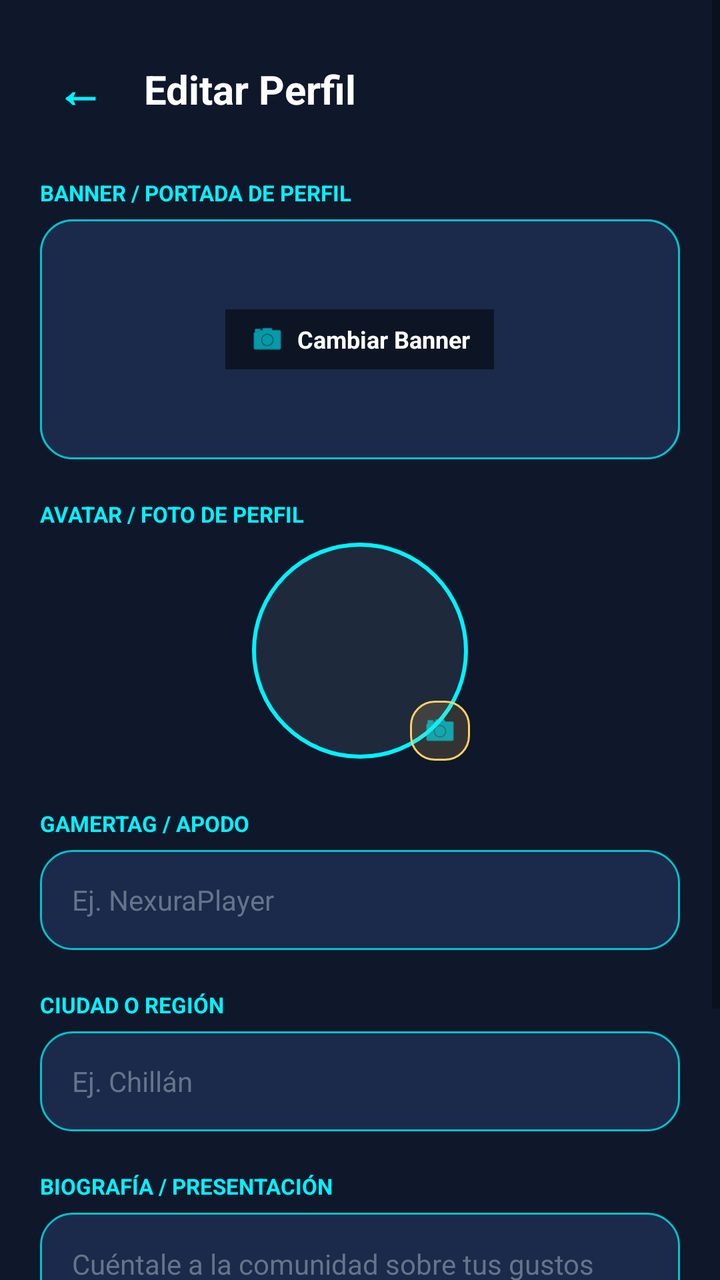
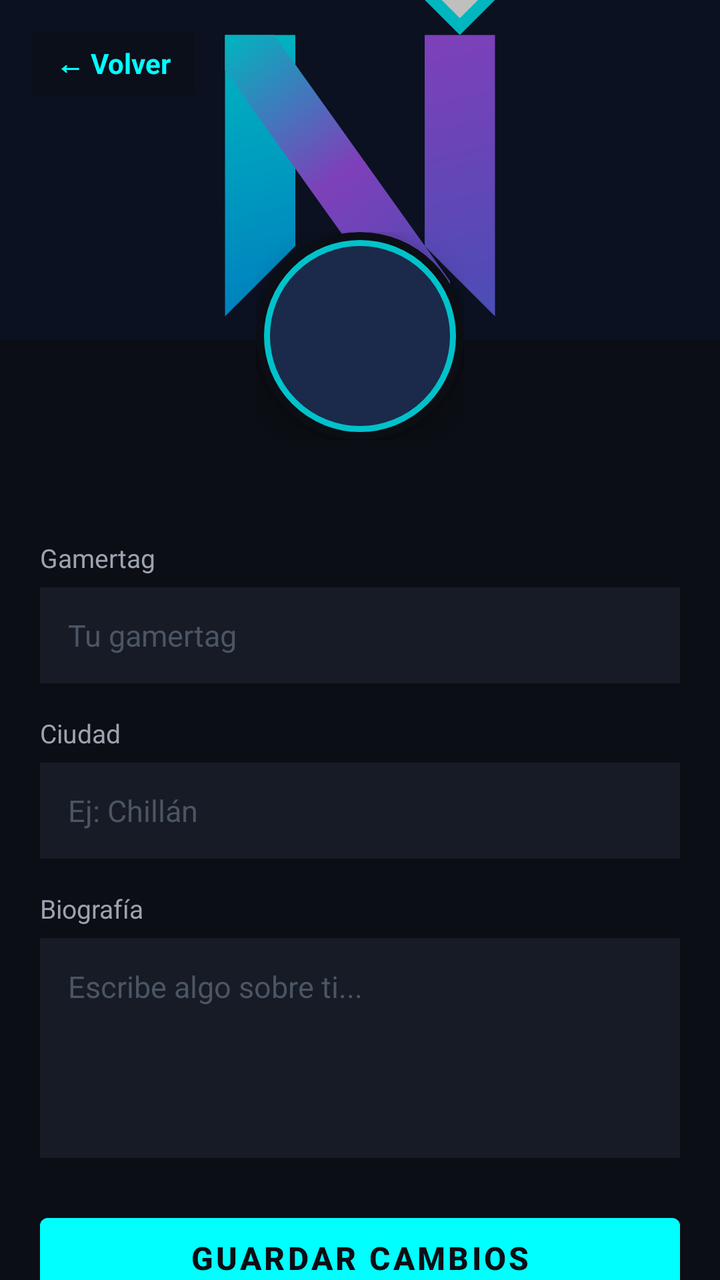

Two renders of the same Android screen: before a commit and after it. Below are the layout's source before the change and the commit's diff.
<!-- AndroidManifest.xml: application theme Theme.Nexura -->
<!-- res/layout/activity_editar_perfil.xml -->
<?xml version="1.0" encoding="utf-8"?>
<FrameLayout xmlns:android="http://schemas.android.com/apk/res/android"
    xmlns:app="http://schemas.android.com/apk/res-auto"
    xmlns:tools="http://schemas.android.com/tools"
    android:layout_width="match_parent"
    android:layout_height="match_parent"
    android:background="#0F172A">

    <ScrollView
        android:layout_width="match_parent"
        android:layout_height="match_parent"
        android:fillViewport="true">

        <LinearLayout
            android:layout_width="match_parent"
            android:layout_height="wrap_content"
            android:orientation="vertical"
            android:padding="20dp">

            
            <LinearLayout
                android:layout_width="match_parent"
                android:layout_height="wrap_content"
                android:gravity="center_vertical"
                android:orientation="horizontal">

                <TextView
                    android:id="@+id/btnBackEditProfile"
                    android:layout_width="wrap_content"
                    android:layout_height="wrap_content"
                    android:padding="8dp"
                    android:text="←"
                    android:textColor="#00F2FE"
                    android:textSize="24sp"
                    android:textStyle="bold" />

                <TextView
                    android:layout_width="0dp"
                    android:layout_height="wrap_content"
                    android:layout_marginStart="12dp"
                    android:layout_weight="1"
                    android:text="Editar Perfil"
                    android:textColor="#FFFFFF"
                    android:textSize="20sp"
                    android:textStyle="bold" />
            </LinearLayout>

            
            <TextView
                android:layout_width="wrap_content"
                android:layout_height="wrap_content"
                android:layout_marginTop="20dp"
                android:layout_marginBottom="6dp"
                android:text="BANNER / PORTADA DE PERFIL"
                android:textColor="#00F2FE"
                android:textSize="11sp"
                android:textStyle="bold" />

            <FrameLayout
                android:id="@+id/containerBannerEdit"
                android:layout_width="match_parent"
                android:layout_height="120dp"
                android:layout_marginBottom="20dp"
                android:background="@drawable/categoria">

                <ImageView
                    android:id="@+id/ivBannerEdit"
                    android:layout_width="match_parent"
                    android:layout_height="match_parent"
                    android:scaleType="centerCrop"
                    android:src="@drawable/categoria" />

                
                <LinearLayout
                    android:layout_width="wrap_content"
                    android:layout_height="wrap_content"
                    android:layout_gravity="center"
                    android:background="#80000000"
                    android:gravity="center"
                    android:orientation="horizontal"
                    android:paddingHorizontal="12dp"
                    android:paddingVertical="6dp">

                    <ImageView
                        android:layout_width="18dp"
                        android:layout_height="18dp"
                        android:src="@android:drawable/ic_menu_camera"
                        app:tint="#00F2FE" />

                    <TextView
                        android:layout_width="wrap_content"
                        android:layout_height="wrap_content"
                        android:layout_marginStart="6dp"
                        android:text="Cambiar Banner"
                        android:textColor="#FFFFFF"
                        android:textSize="12sp"
                        android:textStyle="bold" />
                </LinearLayout>
            </FrameLayout>

            
            <TextView
                android:layout_width="wrap_content"
                android:layout_height="wrap_content"
                android:layout_marginBottom="6dp"
                android:text="AVATAR / FOTO DE PERFIL"
                android:textColor="#00F2FE"
                android:textSize="11sp"
                android:textStyle="bold" />

            <FrameLayout
                android:layout_width="110dp"
                android:layout_height="110dp"
                android:layout_gravity="center_horizontal"
                android:layout_marginBottom="24dp">

                <com.google.android.material.imageview.ShapeableImageView
                    android:id="@+id/ivAvatarEdit"
                    android:layout_width="match_parent"
                    android:layout_height="match_parent"
                    android:background="#1E293B"
                    android:padding="2dp"
                    android:scaleType="centerCrop"
                    android:src="@mipmap/ic_launcher"
                    app:shapeAppearanceOverlay="@style/ShapeAppearance.Material3.Corner.Full"
                    app:strokeColor="#00F2FE"
                    app:strokeWidth="2dp" />

                <ImageView
                    android:layout_width="30dp"
                    android:layout_height="30dp"
                    android:layout_gravity="bottom|end"
                    android:background="@drawable/badge"
                    android:contentDescription="Cambiar Avatar"
                    android:padding="6dp"
                    android:src="@android:drawable/ic_menu_camera"
                    app:tint="#00F2FE" />
            </FrameLayout>

            
            <LinearLayout
                android:layout_width="match_parent"
                android:layout_height="wrap_content"
                android:orientation="vertical">

                
                <TextView
                    android:layout_width="wrap_content"
                    android:layout_height="wrap_content"
                    android:layout_marginBottom="6dp"
                    android:text="GAMERTAG / APODO"
                    android:textColor="#00F2FE"
                    android:textSize="11sp"
                    android:textStyle="bold" />

                <EditText
                    android:id="@+id/etGamertagEdit"
                    android:layout_width="match_parent"
                    android:layout_height="50dp"
                    android:layout_marginBottom="20dp"
                    android:background="@drawable/categoria"
                    android:hint="Ej. NexuraPlayer"
                    android:inputType="textPersonName"
                    android:paddingHorizontal="16dp"
                    android:textColor="#FFFFFF"
                    android:textColorHint="#64748B"
                    android:textSize="14sp" />

                
                <TextView
                    android:layout_width="wrap_content"
                    android:layout_height="wrap_content"
                    android:layout_marginBottom="6dp"
                    android:text="CIUDAD O REGIÓN"
                    android:textColor="#00F2FE"
                    android:textSize="11sp"
                    android:textStyle="bold" />

                <EditText
                    android:id="@+id/etCityEdit"
                    android:layout_width="match_parent"
                    android:layout_height="50dp"
                    android:layout_marginBottom="20dp"
                    android:background="@drawable/categoria"
                    android:hint="Ej. Chillán"
                    android:inputType="textCapWords"
                    android:paddingHorizontal="16dp"
                    android:textColor="#FFFFFF"
                    android:textColorHint="#64748B"
                    android:textSize="14sp" />

                
                <TextView
                    android:layout_width="wrap_content"
                    android:layout_height="wrap_content"
                    android:layout_marginBottom="6dp"
                    android:text="BIOGRAFÍA / PRESENTACIÓN"
                    android:textColor="#00F2FE"
                    android:textSize="11sp"
                    android:textStyle="bold" />

                <EditText
                    android:id="@+id/etBioEdit"
                    android:layout_width="match_parent"
                    android:layout_height="100dp"
                    android:layout_marginBottom="32dp"
                    android:background="@drawable/categoria"
                    android:gravity="top|start"
                    android:hint="Cuéntale a la comunidad sobre tus gustos gaming, eventos que te interesan, etc."
                    android:inputType="textMultiLine"
                    android:padding="16dp"
                    android:textColor="#FFFFFF"
                    android:textColorHint="#64748B"
                    android:textSize="14sp" />

                
                <Button
                    android:id="@+id/btnSaveProfile"
                    android:layout_width="match_parent"
                    android:layout_height="54dp"
                    android:backgroundTint="#00F2FE"
                    android:text="GUARDAR CAMBIOS"
                    android:textColor="#0F172A"
                    android:textSize="14sp"
                    android:textStyle="bold" />

            </LinearLayout>
        </LinearLayout>
    </ScrollView>

    
    <include layout="@layout/activity_loading_overlay" />

</FrameLayout>
<!-- res/layout/activity_loading_overlay.xml (included above) -->
<?xml version="1.0" encoding="utf-8"?>
<FrameLayout xmlns:android="http://schemas.android.com/apk/res/android"
    xmlns:app="http://schemas.android.com/apk/res-auto"
    android:id="@+id/layoutLoadingOverlay"
    android:layout_width="match_parent"
    android:layout_height="match_parent"
    android:background="#B30F172A"
    android:clickable="true"
    android:focusable="true"
    android:visibility="gone">

    <androidx.cardview.widget.CardView
        android:layout_width="200dp"
        android:layout_height="140dp"
        android:layout_gravity="center"
        app:cardBackgroundColor="#1E293B"
        app:cardCornerRadius="20dp"
        app:cardElevation="8dp">

        <LinearLayout
            android:layout_width="match_parent"
            android:layout_height="match_parent"
            android:gravity="center"
            android:orientation="vertical"
            android:padding="16dp">

            <ProgressBar
                android:layout_width="48dp"
                android:layout_height="48dp"
                android:indeterminateTint="#00F2FE" />

            <TextView
                android:id="@+id/tvLoadingText"
                android:layout_width="wrap_content"
                android:layout_height="wrap_content"
                android:layout_marginTop="12dp"
                android:text="Conectando..."
                android:textColor="#FFFFFF"
                android:textSize="12sp"
                android:textStyle="bold" />
        </LinearLayout>
    </androidx.cardview.widget.CardView>
</FrameLayout>
<!-- resources referenced by this layout -->
<resources>
  <!-- drawable badge (drawable) -->
  <?xml version="1.0" encoding="utf-8"?>
  <shape xmlns:android="http://schemas.android.com/apk/res/android"
      android:shape="rectangle">
      <solid android:color="#26FFD166" />
      <stroke android:width="1dp" android:color="@color/trophy_gold" />
      <corners android:radius="12dp" />
  </shape>
  <!-- drawable categoria (drawable) -->
  <?xml version="1.0" encoding="utf-8"?>
  <shape xmlns:android="http://schemas.android.com/apk/res/android"
      android:shape="rectangle">
      <solid android:color="@color/surface_card" />
      <stroke android:width="1dp" android:color="@color/neon_cyan" />
      <corners android:radius="16dp" />
  </shape>
  <!-- mipmap ic_launcher (mipmap-anydpi-v26) -->
  <?xml version="1.0" encoding="utf-8"?>
  <adaptive-icon xmlns:android="http://schemas.android.com/apk/res/android">
      <background android:drawable="@color/ic_launcher_background"/>
      <foreground android:drawable="@drawable/ic_launcher_foreground"/>
      <monochrome android:drawable="@drawable/ic_launcher_foreground"/>
  </adaptive-icon>
  <style name="Theme.Nexura" parent="Theme.MaterialComponents.DayNight.NoActionBar">
          
          <item name="colorPrimary">@color/purple_500</item>
          <item name="colorPrimaryVariant">@color/purple_700</item>
          <item name="colorOnPrimary">@color/white</item>
          
          <item name="colorSecondary">@color/teal_200</item>
          <item name="colorSecondaryVariant">@color/teal_700</item>
          <item name="colorOnSecondary">@color/black</item>
          
          <item name="android:statusBarColor">#0F172A</item>
      </style>
  <color name="trophy_gold">#FFD166</color>
  <color name="surface_card">#1B2A4A</color>
  <color name="neon_cyan">#00C2CB</color>
  <color name="ic_launcher_background">#0F172A</color>
  <!-- drawable ic_launcher_foreground: vector/xml drawable (drawable, 2289 chars, omitted) -->
  <color name="purple_500">#FF6200EE</color>
  <color name="purple_700">#FF3700B3</color>
  <color name="white">#FFFFFFFF</color>
  <color name="teal_200">#FF03DAC5</color>
  <color name="teal_700">#FF018786</color>
  <color name="black">#FF000000</color>
</resources>

<!-- the commit's change to res/layout/activity_editar_perfil.xml (unified diff, before → after) -->
@@ -1,278 +1,204 @@
 <?xml version="1.0" encoding="utf-8"?>
 <FrameLayout xmlns:android="http://schemas.android.com/apk/res/android"
     xmlns:app="http://schemas.android.com/apk/res-auto"
-    xmlns:tools="http://schemas.android.com/tools"
     android:layout_width="match_parent"
     android:layout_height="match_parent"
-    android:background="#0F172A">
-
+    android:background="#0B0E14">
+
+    
     <ScrollView
         android:layout_width="match_parent"
         android:layout_height="match_parent"
-        android:fillViewport="true">
+        android:fillViewport="true"
+        android:scrollbars="none">
 
         <LinearLayout
             android:layout_width="match_parent"
             android:layout_height="wrap_content"
             android:orientation="vertical"
-            android:padding="20dp">
+            android:paddingBottom="40dp">
+
+            
+            <RelativeLayout
+                android:layout_width="match_parent"
+                android:layout_height="220dp"
+                android:layout_marginBottom="50dp">
+
+                
+                <ImageView
+                    android:id="@+id/ivBannerEdit"
+                    android:layout_width="match_parent"
+                    android:layout_height="170dp"
+                    android:scaleType="centerCrop"
+                    android:src="@drawable/ic_logo_nexura"
+                    android:contentDescription="Banner de perfil" />
+
+                
+                <View
+                    android:layout_width="match_parent"
+                    android:layout_height="170dp"
+                    android:background="#40000000" />
+
+                
+                <TextView
+                    android:id="@+id/btnBackEditProfile"
+                    android:layout_width="wrap_content"
+                    android:layout_height="wrap_content"
+                    android:layout_marginStart="16dp"
+                    android:layout_marginTop="16dp"
+                    android:background="#990B0E14"
+                    android:paddingHorizontal="12dp"
+                    android:paddingVertical="6dp"
+                    android:text="← Volver"
+                    android:textColor="#00FFFF"
+                    android:textSize="14sp"
+                    android:textStyle="bold" />
+
+                
+                <FrameLayout
+                    android:id="@+id/containerBannerEdit"
+                    android:layout_width="104dp"
+                    android:layout_height="104dp"
+                    android:layout_alignParentBottom="true"
+                    android:layout_centerHorizontal="true">
+
+                    <androidx.cardview.widget.CardView
+                        android:layout_width="match_parent"
+                        android:layout_height="match_parent"
+                        app:cardBackgroundColor="#0B0E14"
+                        app:cardCornerRadius="52dp"
+                        app:cardElevation="6dp">
+
+                        <ImageView
+                            android:id="@+id/ivAvatarEdit"
+                            android:layout_width="match_parent"
+                            android:layout_height="match_parent"
+                            android:padding="4dp"
+                            android:scaleType="centerCrop"
+                            android:src="@drawable/avatar"
+                            android:contentDescription="Avatar de perfil" />
+                    </androidx.cardview.widget.CardView>
+                </FrameLayout>
+            </RelativeLayout>
 
             
             <LinearLayout
                 android:layout_width="match_parent"
                 android:layout_height="wrap_content"
-                android:gravity="center_vertical"
-                android:orientation="horizontal">
-
-                <TextView
-                    android:id="@+id/btnBackEditProfile"
-                    android:layout_width="wrap_content"
-                    android:layout_height="wrap_content"
-                    android:padding="8dp"
-                    android:text="←"
-                    android:textColor="#00F2FE"
-                    android:textSize="24sp"
-                    android:textStyle="bold" />
-
-                <TextView
-                    android:layout_width="0dp"
-                    android:layout_height="wrap_content"
-                    android:layout_marginStart="12dp"
-                    android:layout_weight="1"
-                    android:text="Editar Perfil"
-                    android:textColor="#FFFFFF"
-                    android:textSize="20sp"
-                    android:textStyle="bold" />
-            </LinearLayout>
-
-            
-            <TextView
-                android:layout_width="wrap_content"
-                android:layout_height="wrap_content"
-                android:layout_marginTop="20dp"
-                android:layout_marginBottom="6dp"
-                android:text="BANNER / PORTADA DE PERFIL"
-                android:textColor="#00F2FE"
-                android:textSize="11sp"
-                android:textStyle="bold" />
-
-            <FrameLayout
-                android:id="@+id/containerBannerEdit"
-                android:layout_width="match_parent"
-                android:layout_height="120dp"
-                android:layout_marginBottom="20dp"
-                android:background="@drawable/categoria">
-
-                <ImageView
-                    android:id="@+id/ivBannerEdit"
-                    android:layout_width="match_parent"
-                    android:layout_height="match_parent"
-                    android:scaleType="centerCrop"
-                    android:src="@drawable/categoria" />
-
-                
-                <LinearLayout
-                    android:layout_width="wrap_content"
-                    android:layout_height="wrap_content"
-                    android:layout_gravity="center"
-                    android:background="#80000000"
-                    android:gravity="center"
-                    android:orientation="horizontal"
-                    android:paddingHorizontal="12dp"
-                    android:paddingVertical="6dp">
-
-                    <ImageView
-                        android:layout_width="18dp"
-                        android:layout_height="18dp"
-                        android:src="@android:drawable/ic_menu_camera"
-                        app:tint="#00F2FE" />
-
-                    <TextView
-                        android:layout_width="wrap_content"
-                        android:layout_height="wrap_content"
-                        android:layout_marginStart="6dp"
-                        android:text="Cambiar Banner"
-                        android:textColor="#FFFFFF"
-                        android:textSize="12sp"
-                        android:textStyle="bold" />
-                </LinearLayout>
-            </FrameLayout>
-
-            
-            <TextView
-                android:layout_width="wrap_content"
-                android:layout_height="wrap_content"
-                android:layout_marginBottom="6dp"
-                android:text="AVATAR / FOTO DE PERFIL"
-                android:textColor="#00F2FE"
-                android:textSize="11sp"
-                android:textStyle="bold" />
-
-            <FrameLayout
-                android:layout_width="110dp"
-                android:layout_height="110dp"
-                android:layout_gravity="center_horizontal"
-                android:layout_marginBottom="24dp">
-
-                <com.google.android.material.imageview.ShapeableImageView
-                    android:id="@+id/ivAvatarEdit"
-                    android:layout_width="match_parent"
-                    android:layout_height="match_parent"
-                    android:background="#1E293B"
-                    android:padding="2dp"
-                    android:scaleType="centerCrop"
-                    android:src="@mipmap/ic_launcher"
-                    app:shapeAppearanceOverlay="@style/ShapeAppearance.Material3.Corner.Full"
-                    app:strokeColor="#00F2FE"
-                    app:strokeWidth="2dp" />
-
-                <ImageView
-                    android:layout_width="30dp"
-                    android:layout_height="30dp"
-                    android:layout_gravity="bottom|end"
-                    android:background="@drawable/badge"
-                    android:contentDescription="Cambiar Avatar"
-                    android:padding="6dp"
-                    android:src="@android:drawable/ic_menu_camera"
-                    app:tint="#00F2FE" />
-            </FrameLayout>
-
-            
-            <LinearLayout
-                android:layout_width="match_parent"
-                android:layout_height="wrap_content"
-                android:orientation="vertical">
+                android:orientation="vertical"
+                android:paddingHorizontal="20dp">
 
                 
                 <TextView
                     android:layout_width="wrap_content"
                     android:layout_height="wrap_content"
                     android:layout_marginBottom="6dp"
-                    android:text="GAMERTAG / APODO"
-                    android:textColor="#00F2FE"
-                    android:textSize="11sp"
-                    android:textStyle="bold" />
+                    android:text="Gamertag"
+                    android:textColor="#9CA3AF"
+                    android:textSize="13sp" />
 
                 <EditText
                     android:id="@+id/etGamertagEdit"
                     android:layout_width="match_parent"
-                    android:layout_height="50dp"
-                    android:layout_marginBottom="20dp"
-                    android:background="@drawable/categoria"
-                    android:hint="Ej. NexuraPlayer"
-                    android:inputType="textPersonName"
-                    android:paddingHorizontal="16dp"
+                    android:layout_height="48dp"
+                    android:layout_marginBottom="16dp"
+                    android:background="#161B26"
+                    android:hint="Tu gamertag"
+                    android:inputType="text"
+                    android:paddingHorizontal="14dp"
                     android:textColor="#FFFFFF"
-                    android:textColorHint="#64748B"
-                    android:textSize="14sp" />
+                    android:textColorHint="#4B5563"
+                    android:textSize="15sp" />
 
                 
                 <TextView
                     android:layout_width="wrap_content"
                     android:layout_height="wrap_content"
                     android:layout_marginBottom="6dp"
-                    android:text="CIUDAD O REGIÓN"
-                    android:textColor="#00F2FE"
-                    android:textSize="11sp"
-                    android:textStyle="bold" />
+                    android:text="Ciudad"
+                    android:textColor="#9CA3AF"
+                    android:textSize="13sp" />
 
                 <EditText
                     android:id="@+id/etCityEdit"
                     android:layout_width="match_parent"
-                    android:layout_height="50dp"
-                    android:layout_marginBottom="20dp"
-                    android:background="@drawable/categoria"
-                    android:hint="Ej. Chillán"
-                    android:inputType="textCapWords"
-                    android:paddingHorizontal="16dp"
+                    android:layout_height="48dp"
+                    android:layout_marginBottom="16dp"
+                    android:background="#161B26"
+                    android:hint="Ej: Chillán"
+                    android:inputType="text"
+                    android:paddingHorizontal="14dp"
                     android:textColor="#FFFFFF"
-                    android:textColorHint="#64748B"
-                    android:textSize="14sp" />
+                    android:textColorHint="#4B5563"
+                    android:textSize="15sp" />
 
                 
                 <TextView
                     android:layout_width="wrap_content"
                     android:layout_height="wrap_content"
                     android:layout_marginBottom="6dp"
-                    android:text="BIOGRAFÍA / PRESENTACIÓN"
-                    android:textColor="#00F2FE"
-                    android:textSize="11sp"
-                    android:textStyle="bold" />
+                    android:text="Biografía"
+                    android:textColor="#9CA3AF"
+                    android:textSize="13sp" />
 
                 <EditText
                     android:id="@+id/etBioEdit"
                     android:layout_width="match_parent"
-                    android:layout_height="100dp"
-                    android:layout_marginBottom="32dp"
-                    android:background="@drawable/categoria"
+                    android:layout_height="110dp"
+                    android:layout_marginBottom="24dp"
+                    android:background="#161B26"
                     android:gravity="top|start"
-                    android:hint="Cuéntale a la comunidad sobre tus gustos gaming, eventos que te interesan, etc."
+                    android:hint="Escribe algo sobre ti..."
                     android:inputType="textMultiLine"
-                    android:padding="16dp"
+                    android:padding="14dp"
                     android:textColor="#FFFFFF"
-                    android:textColorHint="#64748B"
-                    android:textSize="14sp" />
+                    android:textColorHint="#4B5563"
+                    android:textSize="15sp" />
 
                 
                 <Button
                     android:id="@+id/btnSaveProfile"
                     android:layout_width="match_parent"
-                    android:layout_height="54dp"
-                    android:backgroundTint="#00F2FE"
-                    android:text="GUARDAR CAMBIOS"
-                    android:textColor="#0F172A"
-                    android:textSize="14sp"
+                    android:layout_height="52dp"
+                    android:backgroundTint="#00FFFF"
+                    android:text="Guardar Cambios"
+                    android:textColor="#0B0E14"
+                    android:textSize="16sp"
                     android:textStyle="bold" />
-
             </LinearLayout>
         </LinearLayout>
     </ScrollView>
 
     
-    <include layout="@layout/activity_loading_overlay" />
-
-</FrameLayout>
-<!-- res/layout/activity_loading_overlay.xml (included above) -->
-<?xml version="1.0" encoding="utf-8"?>
-<FrameLayout xmlns:android="http://schemas.android.com/apk/res/android"
-    xmlns:app="http://schemas.android.com/apk/res-auto"
-    android:id="@+id/layoutLoadingOverlay"
-    android:layout_width="match_parent"
-    android:layout_height="match_parent"
-    android:background="#B30F172A"
-    android:clickable="true"
-    android:focusable="true"
-    android:visibility="gone">
-
-    <androidx.cardview.widget.CardView
-        android:layout_width="200dp"
-        android:layout_height="140dp"
-        android:layout_gravity="center"
-        app:cardBackgroundColor="#1E293B"
-        app:cardCornerRadius="20dp"
-        app:cardElevation="8dp">
+    <FrameLayout
+        android:id="@+id/layoutLoadingOverlay"
+        android:layout_width="match_parent"
+        android:layout_height="match_parent"
+        android:background="#CC0B0E14"
+        android:clickable="true"
+        android:focusable="true"
+        android:visibility="gone">
 
         <LinearLayout
-            android:layout_width="match_parent"
-            android:layout_height="match_parent"
+            android:layout_width="wrap_content"
+            android:layout_height="wrap_content"
+            android:layout_gravity="center"
             android:gravity="center"
-            android:orientation="vertical"
-            android:padding="16dp">
+            android:orientation="vertical">
 
             <ProgressBar
-                android:layout_width="48dp"
-                android:layout_height="48dp"
-                android:indeterminateTint="#00F2FE" />
+                android:layout_width="wrap_content"
+                android:layout_height="wrap_content"
+                android:indeterminateTint="#00FFFF" />
 
             <TextView
                 android:id="@+id/tvLoadingText"
                 android:layout_width="wrap_content"
                 android:layout_height="wrap_content"
                 android:layout_marginTop="12dp"
-                android:text="Conectando..."
+                android:text="Guardando cambios..."
                 android:textColor="#FFFFFF"
-                android:textSize="12sp"
-                android:textStyle="bold" />
+                android:textSize="14sp" />
         </LinearLayout>
-    </androidx.cardview.widget.CardView>
+    </FrameLayout>
 </FrameLayout>
<!-- resource entries referenced after the edit -->
@@ -1,28 +1,13 @@
 <!-- resources referenced by this layout -->
 <resources>
-  <!-- drawable badge (drawable) -->
+  <!-- drawable avatar (drawable) -->
   <?xml version="1.0" encoding="utf-8"?>
   <shape xmlns:android="http://schemas.android.com/apk/res/android"
-      android:shape="rectangle">
-      <solid android:color="#26FFD166" />
-      <stroke android:width="1dp" android:color="@color/trophy_gold" />
-      <corners android:radius="12dp" />
+      android:shape="oval">
+      <solid android:color="@color/surface_card" />
+      <stroke android:width="3dp" android:color="@color/neon_cyan" />
   </shape>
-  <!-- drawable categoria (drawable) -->
-  <?xml version="1.0" encoding="utf-8"?>
-  <shape xmlns:android="http://schemas.android.com/apk/res/android"
-      android:shape="rectangle">
-      <solid android:color="@color/surface_card" />
-      <stroke android:width="1dp" android:color="@color/neon_cyan" />
-      <corners android:radius="16dp" />
-  </shape>
-  <!-- mipmap ic_launcher (mipmap-anydpi-v26) -->
-  <?xml version="1.0" encoding="utf-8"?>
-  <adaptive-icon xmlns:android="http://schemas.android.com/apk/res/android">
-      <background android:drawable="@color/ic_launcher_background"/>
-      <foreground android:drawable="@drawable/ic_launcher_foreground"/>
-      <monochrome android:drawable="@drawable/ic_launcher_foreground"/>
-  </adaptive-icon>
+  <!-- drawable ic_logo_nexura: vector/xml drawable (drawable, 2418 chars, omitted) -->
   <style name="Theme.Nexura" parent="Theme.MaterialComponents.DayNight.NoActionBar">
           
           <item name="colorPrimary">@color/purple_500</item>
@@ -35,11 +20,8 @@
           
           <item name="android:statusBarColor">#0F172A</item>
       </style>
-  <color name="trophy_gold">#FFD166</color>
   <color name="surface_card">#1B2A4A</color>
   <color name="neon_cyan">#00C2CB</color>
-  <color name="ic_launcher_background">#0F172A</color>
-  <!-- drawable ic_launcher_foreground: vector/xml drawable (drawable, 2289 chars, omitted) -->
   <color name="purple_500">#FF6200EE</color>
   <color name="purple_700">#FF3700B3</color>
   <color name="white">#FFFFFFFF</color>
